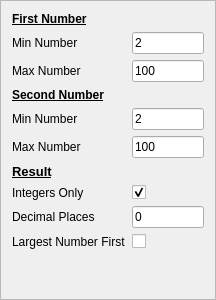
Old version of the form divisionconfigframe.ui in the repository RealGrep/QMentat.
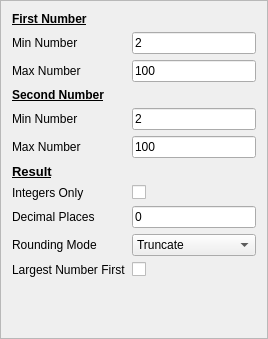
New version of the form.

Commit message: * Added validation for ints and for BigFixedPoint numbers. In particular,   wrote a class for validating them called QBigFixedValidator. * Added static BigFixedPoint::isValid(QString) method to help the   number validation. * Validation should basically work, though attention should be paid to   setting the limits appropriately. For one, BigFixedPoint doesn't really   need a limit, and perhaps the validator should allow not setting any kind   of range limits if not wanted.

```diff
--- a/divisionconfigframe.ui
+++ b/divisionconfigframe.ui
@@ -6,8 +6,8 @@
    <rect>
     <x>0</x>
     <y>0</y>
-    <width>216</width>
-    <height>300</height>
+    <width>268</width>
+    <height>339</height>
    </rect>
   </property>
   <property name="windowTitle">
@@ -179,14 +179,14 @@
        </property>
       </widget>
      </item>
-     <item row="10" column="0">
+     <item row="11" column="0">
       <widget class="QLabel" name="largestNumberFirstLabel">
        <property name="text">
         <string>Largest Number First</string>
        </property>
       </widget>
      </item>
-     <item row="10" column="1">
+     <item row="11" column="1">
       <widget class="QCheckBox" name="largestNumberFirstCheckBox"/>
      </item>
      <item row="8" column="0">
@@ -199,10 +199,31 @@
      <item row="8" column="1">
       <widget class="QCheckBox" name="integerResultCheckBox">
        <property name="checked">
-        <bool>true</bool>
+        <bool>false</bool>
        </property>
       </widget>
      </item>
+     <item row="10" column="0">
+      <widget class="QLabel" name="roundingLabel">
+       <property name="text">
+        <string>Rounding Mode</string>
+       </property>
+      </widget>
+     </item>
+     <item row="10" column="1">
+      <widget class="QComboBox" name="roundingComboBox">
+       <item>
+        <property name="text">
+         <string>Truncate</string>
+        </property>
+       </item>
+       <item>
+        <property name="text">
+         <string>Round</string>
+        </property>
+       </item>
+      </widget>
+     </item>
     </layout>
    </item>
   </layout>
```
The commit also changes 29 other files.
